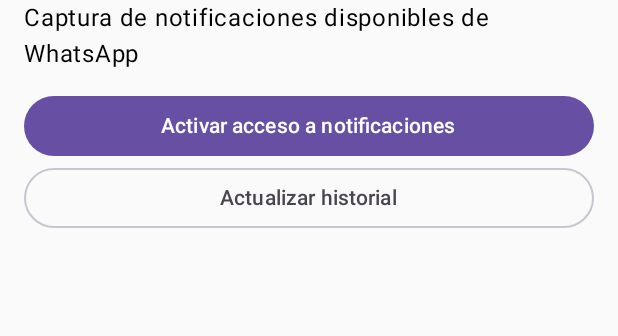
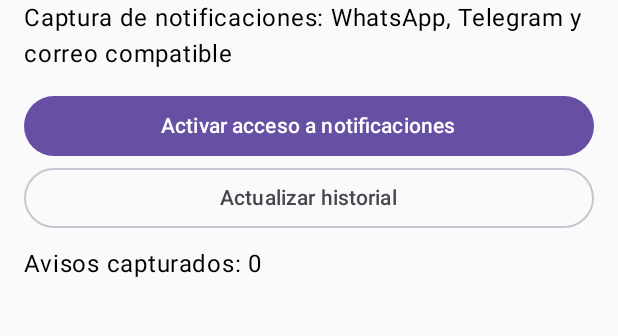
Before and after one commit to Danteone1/RadarLaboral, an Android app built with Jetpack Compose: the screen it shows after launch (MainActivity), after a tap on "Activar acceso a notificaciones", on a phone screen of 412 x 824 dp, the part 78-414 px from its top. Run offline under Robolectric (Android 15) with nearby library versions, the phone set to English and light mode, and no system bars.

Commit message:
Extend notification capture to Telegram and email

```diff
--- a/app/src/main/java/mx/radar/laboral/MainActivity.kt
+++ b/app/src/main/java/mx/radar/laboral/MainActivity.kt
@@ -21,17 +21,33 @@ class MainActivity : ComponentActivity() {
                 var entries by remember { mutableStateOf(WhatsAppCaptureService.history.toList()) }
                 Column(Modifier.fillMaxSize().padding(16.dp)) {
                     Text("RADAR LABORAL", style = MaterialTheme.typography.headlineMedium)
-                    Text("Captura de notificaciones disponibles de WhatsApp")
+                    Text("Captura de notificaciones: WhatsApp, Telegram y correo compatible")
                     Spacer(Modifier.height(12.dp))
-                    Button(onClick = { startActivity(Intent(Settings.ACTION_NOTIFICATION_LISTENER_SETTINGS)) },
-                        modifier = Modifier.fillMaxWidth()) { Text("Activar acceso a notificaciones") }
-                    OutlinedButton(onClick = { entries = WhatsAppCaptureService.history.toList() },
-                        modifier = Modifier.fillMaxWidth()) { Text("Actualizar historial") }
+                    Button(
+                        onClick = {
+                            startActivity(Intent(Settings.ACTION_NOTIFICATION_LISTENER_SETTINGS))
+                        },
+                        modifier = Modifier.fillMaxWidth()
+                    ) {
+                        Text("Activar acceso a notificaciones")
+                    }
+                    OutlinedButton(
+                        onClick = { entries = WhatsAppCaptureService.history.toList() },
+                        modifier = Modifier.fillMaxWidth()
+                    ) {
+                        Text("Actualizar historial")
+                    }
+                    Spacer(Modifier.height(8.dp))
+                    Text("Avisos capturados: ${entries.size}")
                     LazyColumn(verticalArrangement = Arrangement.spacedBy(8.dp)) {
                         items(entries.reversed()) { item ->
                             Card(Modifier.fillMaxWidth()) {
                                 Column(Modifier.padding(12.dp)) {
-                                    Text("${item.priority} · ${item.sender}", style = MaterialTheme.typography.titleSmall)
+                                    Text(
+                                        "${item.priority} · ${item.source}",
+                                        style = MaterialTheme.typography.titleSmall
+                                    )
+                                    Text(item.sender, style = MaterialTheme.typography.bodyMedium)
                                     Text(item.body)
                                     Text(item.time, style = MaterialTheme.typography.labelSmall)
                                 }
```
